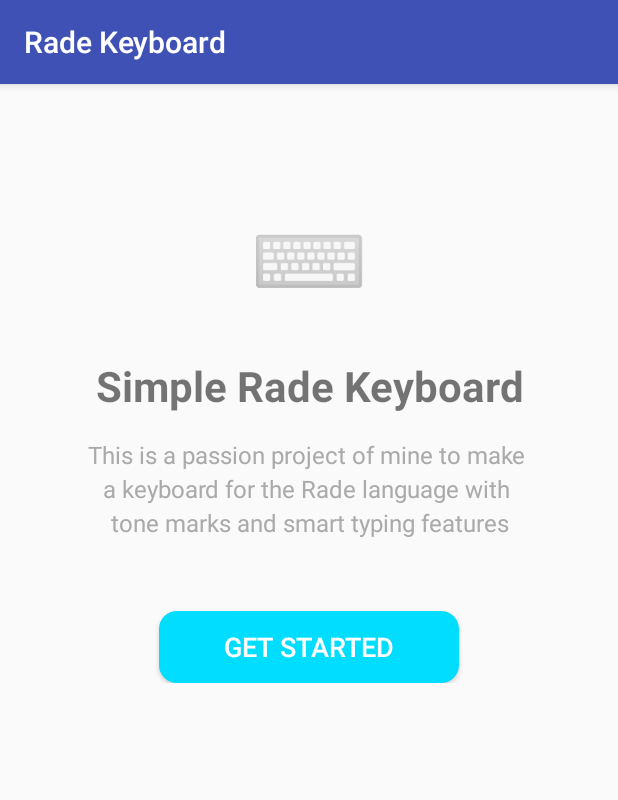
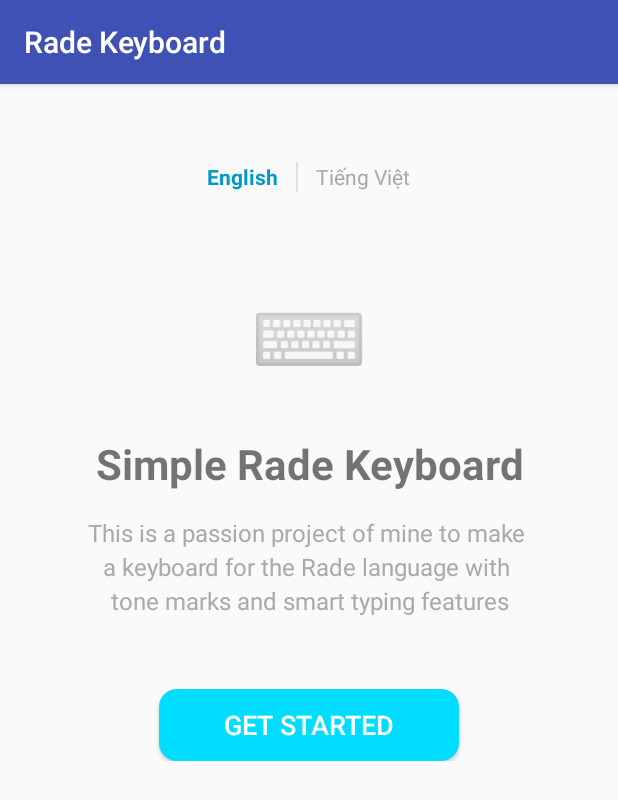
Before and after one commit to Cililocwee/radekeyboard, an Android app: the screen it shows after launch (OnboardingActivity), on a phone screen of 412 x 824 dp. Shown: the top 800 px of the screen. Run offline under Robolectric (Android 15) with nearby library versions, the phone set to English and light mode, and no system bars.

Commit message:
feat: Add vietnamese localization

```diff
--- a/app/src/main/java/com/corriestroup/radekeyboard/OnboardingActivity.java
+++ b/app/src/main/java/com/corriestroup/radekeyboard/OnboardingActivity.java
@@ -3,6 +3,7 @@ package com.corriestroup.radekeyboard;
 import androidx.appcompat.app.AppCompatActivity;
 import android.content.Context;
 import android.content.Intent;
+import android.content.res.Configuration;
 import android.os.Bundle;
 import android.os.Handler;
 import android.os.Looper;
@@ -14,16 +15,25 @@ import android.widget.ImageView;
 import android.widget.LinearLayout;
 import android.widget.TextView;
 import android.widget.Toast;
+import java.util.Locale;
+
+
+
 
 public class OnboardingActivity extends AppCompatActivity {
 
     private KeyboardSetupChecker setupChecker;
     private LinearLayout welcomeScreen, step1Screen, step2Screen, step3Screen, completeScreen;
     private Button nextButton, enableButton, selectButton, finishButton;
+    private TextView langEnglish, langVietnamese;
+
     private ImageView step1Check, step2Check, step3Check;
     private TextView step1Status, step2Status, step3Status;
     private Handler statusHandler;
     private Runnable statusChecker;
+
+    private static final String PREF_LANGUAGE = "selected_language";
+
 
     @Override
     protected void onCreate(Bundle savedInstanceState) {
@@ -94,6 +104,15 @@ public class OnboardingActivity extends AppCompatActivity {
         selectButton = findViewById(R.id.select_button);
         finishButton = findViewById(R.id.finish_button);
 
+        // Language toggle TextViews
+        langEnglish = findViewById(R.id.lang_english);
+        langVietnamese = findViewById(R.id.lang_vietnamese);
+
+        // Restore the saved language state
+        String savedLanguage = getSavedLanguage();
+        updateLanguageButtonStates(savedLanguage);
+
+
         // Status indicators
         step1Check = findViewById(R.id.step1_check);
         step2Check = findViewById(R.id.step2_check);
@@ -107,6 +126,10 @@ public class OnboardingActivity extends AppCompatActivity {
         enableButton.setOnClickListener(v -> openLanguageSettings());
         selectButton.setOnClickListener(v -> openInputMethodSettings());
         finishButton.setOnClickListener(v -> finishOnboarding());
+
+        // Language toggle listeners
+        langEnglish.setOnClickListener(v -> switchLanguage("en"));
+        langVietnamese.setOnClickListener(v -> switchLanguage("vi"));
     }
 
     private void showWelcomeScreen() {
@@ -226,4 +249,58 @@ public class OnboardingActivity extends AppCompatActivity {
     private void finishOnboarding() {
         finish(); // Return to MainActivity
     }
+
+    private void switchLanguage(String languageCode) {
+        // Save the language preference first
+        saveLanguagePreference(languageCode);
+
+        // Update TextView styles to show selection
+        updateLanguageButtonStates(languageCode);
+
+
+        // Apply locale change
+        setLocale(languageCode);
+    }
+
+    private void updateLanguageButtonStates(String languageCode) {
+        if (languageCode.equals("en")) {
+            langEnglish.setTextColor(getResources().getColor(android.R.color.holo_blue_dark));
+            langEnglish.setTypeface(null, android.graphics.Typeface.BOLD);
+            langVietnamese.setTextColor(getResources().getColor(android.R.color.darker_gray));
+            langVietnamese.setTypeface(null, android.graphics.Typeface.NORMAL);
+        } else {
+            langVietnamese.setTextColor(getResources().getColor(android.R.color.holo_blue_dark));
+            langVietnamese.setTypeface(null, android.graphics.Typeface.BOLD);
+            langEnglish.setTextColor(getResources().getColor(android.R.color.darker_gray));
+            langEnglish.setTypeface(null, android.graphics.Typeface.NORMAL);
+        }
+    }
+
+    private void setLocale(String languageCode) {
+        Locale locale = new Locale(languageCode);
+        Locale.setDefault(locale);
+        Configuration config = new Configuration();
+        config.setLocale(locale);
+        getResources().updateConfiguration(config, getResources().getDisplayMetrics());
+
+        // Recreate activity to apply changes
+        recreate();
+    }
+
+    // Save the language preference
+    private void saveLanguagePreference(String languageCode) {
+        getSharedPreferences("app_prefs", MODE_PRIVATE)
+                .edit()
+                .putString(PREF_LANGUAGE, languageCode)
+                .apply();
+    }
+
+    // Get saved language preference
+    private String getSavedLanguage() {
+        return getSharedPreferences("app_prefs", MODE_PRIVATE)
+                .getString(PREF_LANGUAGE, "en"); // Default to English
+    }
+
+
+
 }
--- a/app/src/main/res/layout/activity_onboarding.xml
+++ b/app/src/main/res/layout/activity_onboarding.xml
@@ -22,17 +22,60 @@
             app:layout_constraintEnd_toEndOf="parent"
             android:visibility="visible">
 
+            <!-- Language Toggle - Minimalist Tabs -->
+            <LinearLayout
+                android:layout_width="wrap_content"
+                android:layout_height="wrap_content"
+                android:orientation="horizontal"
+                android:gravity="center"
+                android:layout_marginTop="16dp"
+                android:layout_marginBottom="8dp">
+
+                <TextView
+                    android:id="@+id/lang_english"
+                    android:layout_width="wrap_content"
+                    android:layout_height="wrap_content"
+                    android:text="English"
+                    android:textSize="14sp"
+                    android:textColor="#6200EA"
+                    android:textStyle="bold"
+                    android:padding="12dp"
+                    android:background="@android:color/transparent"
+                    android:clickable="true"
+                    android:focusable="true" />
+
+                <View
+                    android:layout_width="1dp"
+                    android:layout_height="20dp"
+                    android:background="#E0E0E0"
+                    android:layout_marginTop="12dp"
+                    android:layout_marginBottom="12dp" />
+
+                <TextView
+                    android:id="@+id/lang_vietnamese"
+                    android:layout_width="wrap_content"
+                    android:layout_height="wrap_content"
+                    android:text="Tiếng Việt"
+                    android:textSize="14sp"
+                    android:textColor="#666666"
+                    android:padding="12dp"
+                    android:background="@android:color/transparent"
+                    android:clickable="true"
+                    android:focusable="true" />
+
+            </LinearLayout>
+
             <TextView
                 android:layout_width="wrap_content"
                 android:layout_height="wrap_content"
                 android:text="⌨️"
                 android:textSize="64sp"
-                android:layout_marginTop="48dp" />
+                android:layout_marginTop="32dp" />
 
             <TextView
                 android:layout_width="wrap_content"
                 android:layout_height="wrap_content"
-                android:text="Simple Rade Keyboard"
+                android:text="@string/welcome_title"
                 android:textSize="28sp"
                 android:textStyle="bold"
                 android:textAlignment="center"
@@ -41,7 +84,7 @@
             <TextView
                 android:layout_width="wrap_content"
                 android:layout_height="wrap_content"
-                android:text="This is a passion project of mine to make \na keyboard for the Rade language with \ntone marks and smart typing features"
+                android:text="@string/welcome_description"
                 android:textSize="16sp"
                 android:textAlignment="center"
                 android:textColor="@android:color/darker_gray"
@@ -52,7 +95,7 @@
                 android:id="@+id/next_button"
                 android:layout_width="200dp"
                 android:layout_height="wrap_content"
-                android:text="Get Started"
+                android:text="@string/get_started"
                 android:textSize="18sp"
                 android:textColor="@android:color/white"
                 android:background="@drawable/rounded_button"
@@ -74,14 +117,14 @@
             <TextView
                 android:layout_width="wrap_content"
                 android:layout_height="wrap_content"
-                android:text="Step 1 of 3"
+                android:text="@string/step_1_of_3"
                 android:textSize="14sp"
                 android:textColor="@android:color/darker_gray" />
 
             <TextView
                 android:layout_width="wrap_content"
                 android:layout_height="wrap_content"
-                android:text="Enable Rade Keyboard"
+                android:text="@string/step1_title"
                 android:textSize="24sp"
                 android:textStyle="bold"
                 android:layout_marginTop="8dp" />
@@ -114,7 +157,7 @@
             <TextView
                 android:layout_width="wrap_content"
                 android:layout_height="wrap_content"
-                android:text="This will open Android's keyboard settings.\n\n📱 Look for 'Rade Keyboard' in the list\n✅ Turn it ON\n↩️ Come back to this app"
+                android:text="@string/step1_description"
                 android:textSize="16sp"
                 android:lineSpacingExtra="4dp"
                 android:layout_marginTop="24dp" />
@@ -123,7 +166,7 @@
                 android:id="@+id/enable_button"
                 android:layout_width="match_parent"
                 android:layout_height="wrap_content"
-                android:text="Enable Keyboard"
+                android:text="@string/enable_keyboard"
                 android:textSize="18sp"
                 android:textColor="@android:color/white"
                 android:background="@drawable/rounded_button"
@@ -145,14 +188,14 @@
             <TextView
                 android:layout_width="wrap_content"
                 android:layout_height="wrap_content"
-                android:text="Step 2 of 3"
+                android:text="@string/step_2_of_3"
                 android:textSize="14sp"
                 android:textColor="@android:color/darker_gray" />
 
             <TextView
                 android:layout_width="wrap_content"
                 android:layout_height="wrap_content"
-                android:text="Select Rade Keyboard"
+                android:text="@string/step2_title"
                 android:textSize="24sp"
                 android:textStyle="bold"
                 android:layout_marginTop="8dp" />
@@ -185,7 +228,7 @@
             <TextView
                 android:layout_width="wrap_content"
                 android:layout_height="wrap_content"
-                android:text="Now make Rade Keyboard your active keyboard.\n\n📱 Choose 'Rade Keyboard' from the keyboard picker\n⌨️ Or long-press the space bar to switch\n🔄 You can also pull down notifications and tap the keyboard icon"
+                android:text="@string/step2_description"
                 android:textSize="16sp"
                 android:lineSpacingExtra="4dp"
                 android:layout_marginTop="24dp" />
@@ -194,7 +237,7 @@
                 android:id="@+id/select_button"
                 android:layout_width="match_parent"
                 android:layout_height="wrap_content"
-                android:text="Open Keyboard Picker"
+                android:text="@string/open_keyboard_picker"
                 android:textSize="18sp"
                 android:textColor="@android:color/white"
                 android:background="@drawable/rounded_button"
@@ -216,14 +259,14 @@
             <TextView
                 android:layout_width="wrap_content"
                 android:layout_height="wrap_content"
-                android:text="Step 3 of 3"
+                android:text="@string/step_3_of_3"
                 android:textSize="14sp"
                 android:textColor="@android:color/darker_gray" />
 
             <TextView
                 android:layout_width="wrap_content"
                 android:layout_height="wrap_content"
-                android:text="Test Your Keyboard"
+                android:text="@string/step3_title"
                 android:textSize="24sp"
                 android:textStyle="bold"
                 android:layout_marginTop="8dp" />
@@ -247,7 +290,7 @@
                     android:layout_width="0dp"
                     android:layout_height="wrap_content"
                     android:layout_weight="1"
-                    android:text="Ready to test!"
+                    android:text="✅ Ready to test!"
                     android:textSize="16sp"
                     android:layout_marginStart="8dp" />
 
@@ -256,7 +299,7 @@
             <TextView
                 android:layout_width="wrap_content"
                 android:layout_height="wrap_content"
-                android:text="🎉 Congratulations! You're ready to go!"
+                android:text="@string/congratulations"
                 android:textSize="18sp"
                 android:textStyle="bold"
                 android:textColor="@android:color/holo_green_dark"
@@ -267,16 +310,16 @@
                 android:layout_height="100dp"
                 android:background="@drawable/rounded_edittext"
                 android:gravity="top|start"
-                android:hint="Test your Rade keyboard here: áêíôúýăâêôơư"
+                android:hint="@string/test_hint"
                 android:inputType="textMultiLine"
                 android:padding="16dp"
-                android:textSize="16sp"
+                android:textSize="16dp"
                 android:layout_marginTop="16dp" />
 
             <TextView
                 android:layout_width="wrap_content"
                 android:layout_height="wrap_content"
-                android:text="✨ Try typing vowels and long-pressing for tone marks!\n📝 Double-tap Shift for caps lock\n🔙 Hold delete key to delete whole words"
+                android:text="@string/test_tips"
                 android:textSize="14sp"
                 android:textColor="@android:color/darker_gray"
                 android:layout_marginTop="8dp"
--- a/app/src/main/res/values/strings.xml
+++ b/app/src/main/res/values/strings.xml
@@ -1,7 +1,7 @@
 <resources>
     <string name="app_name">Rade Keyboard</string>
 
-    xmlns:xliff="urn:oasis:names:tc:xliff:document:1.2"
+    <!-- Keyboard layout definitions (keep existing) -->
     <string name="alts_for_a">\@</string>
     <string name="alts_for_b">:</string>
     <string name="alts_for_c">\"</string>
@@ -39,4 +39,27 @@
     <string name="alts_for_up_o">ÔŎỖƠỠ</string>
     <string name="alts_for_up_u">ŬƯỮ</string>
 
+    <!-- Onboarding Flow Strings -->
+    <string name="welcome_title">Simple Rade Keyboard</string>
+    <string name="welcome_description">This is a passion project of mine to make \na keyboard for the Rade language with \ntone marks and smart typing features</string>
+    <string name="get_started">Get Started</string>
+
+    <string name="step_1_of_3">Step 1 of 3</string>
+    <string name="step_2_of_3">Step 2 of 3</string>
+    <string name="step_3_of_3">Step 3 of 3</string>
+
+    <string name="step1_title">Enable Rade Keyboard</string>
+    <string name="step1_description">This will open Android\'s keyboard settings.\n\n📱 Look for \'Rade Keyboard\' in the list\n✅ Turn it ON\n↩️ Come back to this app</string>
+    <string name="enable_keyboard">Enable Keyboard</string>
+
+    <string name="step2_title">Select Rade Keyboard</string>
+    <string name="step2_description">Now make Rade Keyboard your active keyboard.\n\n📱 Choose \'Rade Keyboard\' from the keyboard picker\n⌨️ Or long-press the space bar to switch\n🔄 You can also pull down notifications and tap the keyboard icon</string>
+    <string name="open_keyboard_picker">Open Keyboard Picker</string>
+
+    <string name="step3_title">Test Your Keyboard</string>
+    <string name="congratulations">🎉 Congratulations! You\'re ready to go!</string>
+    <string name="test_hint">Test your Rade keyboard here: áêíôúýăâêôơư</string>
+    <string name="test_tips">✨ Try typing vowels and long-pressing for tone marks!\n📝 Double-tap Shift for caps lock\n🔙 Hold delete key to delete whole words</string>
+
+    <string name="language_toggle">Language</string>
 </resources>
```
Also changed, not shown: 1 other file. Lines whose indentation alone changed are shown as unchanged.
